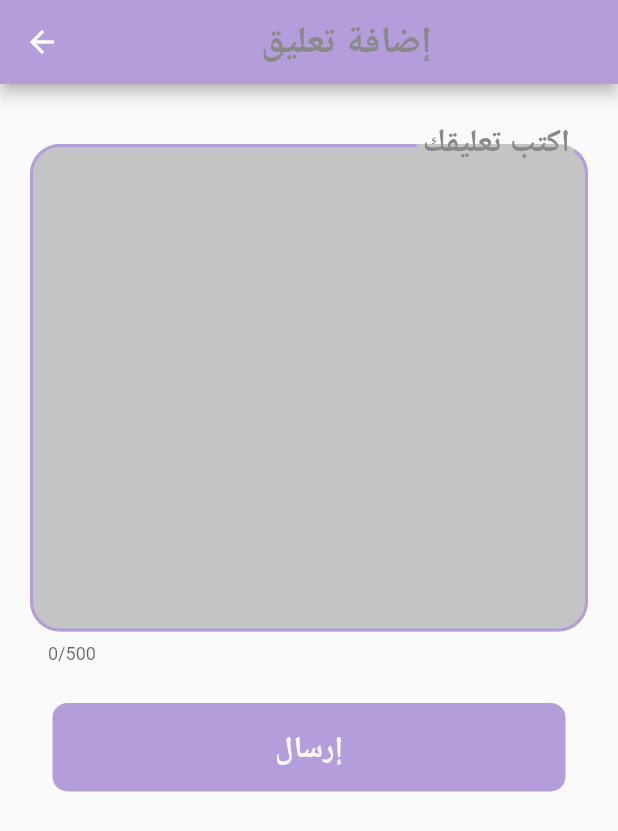
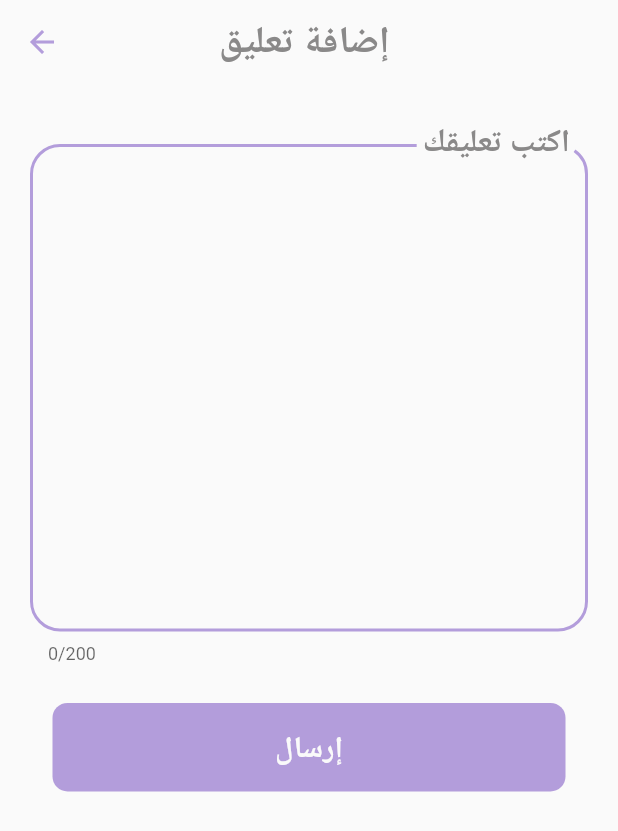
Before and after one commit to EbrahimMShaaban/librarydalel, a Flutter app: the AddComment screen opened directly, on a phone screen of 412 x 824 dp. Shown: the top 831 px of the screen. Run offline on Flutter 3.47's test engine with Material 2 defaults, Android fonts, the light colour scheme and no system bars; our stand-ins replace awesome_dialog, cloud_firestore, firebase_auth, firebase_core, firebase_storage, fluttertoast and 2 more; accounts and stored records are empty; Roboto replaces fonts that are missing (Tajawal).

Commit message:
انا طهجت

```diff
--- a/lib/main.dart
+++ b/lib/main.dart
@@ -2,7 +2,6 @@
 import 'package:firebase_core/firebase_core.dart';
 import 'package:flutter/material.dart';
 import 'package:librarydalel/screens/registration/log_in_screen.dart';
-import 'package:librarydalel/screens/user/home_screen/view.dart';
 void main() async {
   WidgetsFlutterBinding.ensureInitialized();
   await Firebase.initializeApp();
--- a/lib/screens/admin/book_list_screen/displaybook_item.dart
+++ b/lib/screens/admin/book_list_screen/displaybook_item.dart
@@ -1,7 +1,7 @@
 // ignore_for_file: prefer_typing_uninitialized_variables
 import 'package:flutter/material.dart';
 import 'package:librarydalel/constant/styles.dart';
-import 'package:librarydalel/screens/admin/add_book_screen/eidt_button.dart';
+import 'package:librarydalel/screens/admin/add_book_screen/eidt_book.dart';
 class DisplaybookItem extends StatelessWidget {
    final  bookName;
    final docsid;
--- a/lib/screens/user/home_screen/add_comment.dart
+++ /dev/null
@@ -1,69 +0,0 @@
-import 'package:flutter/material.dart';
-import 'package:librarydalel/constant/styles.dart';
-import 'package:librarydalel/widgets/button/flatbuton.dart';
-// ignore_for_file: use_key_in_widget_constructors
-
-
-class AddComment extends StatelessWidget {
-  @override
-  Widget build(BuildContext context) {
-    return SafeArea(
-      child: Scaffold(
-        appBar: AppBar(
-          backgroundColor: purple,
-          title: Center(child: Text('إضافة تعليق ', style: appbarStyle)),
-        ),
-        body: Padding(
-          padding: const EdgeInsets.all(20),
-          child: ListView(
-
-            children: [
-              const SizedBox(
-                height: 20,
-              ),
-              Directionality(
-                textDirection: TextDirection.rtl,
-                child: TextField(
-                  //onChanged: () {},
-                  keyboardType: TextInputType.multiline,
-                  maxLines: 15,
-                  maxLength: 500,
-
-                  enableSuggestions: true,
-
-                  decoration: InputDecoration(
-                    fillColor: clearGray,
-                    isDense: false,
-
-                    enabledBorder: OutlineInputBorder(
-                      borderSide: const BorderSide(color: purple, width: 2.0),
-                      borderRadius: BorderRadius.circular(20),
-                    ),
-                    filled: true,
-                    focusedBorder: OutlineInputBorder(
-                      borderSide: const BorderSide(color: purple, width: 2.0),
-                      borderRadius: BorderRadius.circular(20),
-                    ),
-                    floatingLabelBehavior: FloatingLabelBehavior.always,
-                    labelText: 'اكتب تعليقك',
-
-
-
-                    labelStyle: labelStyle,
-                    hintStyle: hintStyle,
-                  ),
-                ),
-              ),
-              SizedBox(
-                height: sizeFromHeight(context, 30),
-              ),
-              Buton('إرسال', onTap: () {
-                Navigator.pop(context);
-              })
-            ],
-          ),
-        ),
-      ),
-    );
-  }
-}
--- /dev/null
+++ b/lib/screens/user/home_screen/book_details/add_comment.dart
@@ -0,0 +1,126 @@
+import 'package:cloud_firestore/cloud_firestore.dart';
+import 'package:firebase_auth/firebase_auth.dart';
+import 'package:flutter/material.dart';
+import 'package:librarydalel/constant/alert.dart';
+import 'package:librarydalel/constant/styles.dart';
+import 'package:librarydalel/widgets/button/flatbuton.dart';
+// ignore_for_file: use_key_in_widget_constructors
+
+class AddComment extends StatefulWidget {
+  @override
+  State<AddComment> createState() => _AddCommentState();
+}
+
+class _AddCommentState extends State<AddComment> {
+  final GlobalKey <FormState> _formKey = GlobalKey<FormState>();
+  late final comment;
+
+  validate(context) async {
+    var formdata = _formKey.currentState;
+    if (formdata!.validate()) {
+      formdata.save();
+      try {
+        showLoading(context);
+        await FirebaseFirestore.instance.collection('comments').add(
+            {
+              "comment": comment,
+              "userid": FirebaseAuth.instance.currentUser!.uid,
+              "date": "${DateTime
+                  .now()
+                  .day}-${DateTime
+                  .now()
+                  .month}-${DateTime
+                  .now()
+                  .year}",
+            });
+        // Navigator.push(context, MaterialPageRoute(builder: (contect) => BookDetails(icon: icon, rownum: rownum, bookname: bookname, type: type, authname: authname, colnum: colnum, image: image)));
+      } catch (e) {
+        return const Text('erooooor');
+      }
+    }
+  }
+
+  getName() async {
+    final user = FirebaseAuth.instance.currentUser!.displayName;
+    print(user);
+  }
+
+  @override
+  void initState() {
+    // TODO: implement initState
+    getName();
+    super.initState();
+  }
+
+  @override
+  Widget build(BuildContext context) {
+    return SafeArea(
+      child: Scaffold(
+        appBar: AppBar(
+          backgroundColor: white,
+          elevation: 0,
+          title: Text('إضافة تعليق ', style: appbarStyle),
+          centerTitle: true,
+          leading: IconButton(
+            onPressed: () {
+              Navigator.pop(context);
+            },
+            icon: const Icon(Icons.arrow_back), color: purple,),
+        ),
+        body: Padding(
+          padding: const EdgeInsets.all(20),
+          child: ListView(
+            children: [
+              const SizedBox(
+                height: 20,
+              ),
+              Directionality(
+                textDirection: TextDirection.rtl,
+                child: Form(
+                  key: _formKey,
+                  child: TextFormField(
+                    onSaved: (value) {
+                      comment = value;
+                    },
+                    validator: (value) {
+                      if (value!.isEmpty) {
+                        return 'برجاء اضافة تعليق';
+                      }
+                    },
+                    keyboardType: TextInputType.multiline,
+                    maxLines: 15,
+                    maxLength: 200,
+                    enableSuggestions: true,
+                    decoration: InputDecoration(
+                      fillColor: white,
+                      isDense: false,
+                      enabledBorder: OutlineInputBorder(
+                        borderSide: const BorderSide(color: purple, width: 2.0),
+                        borderRadius: BorderRadius.circular(20),
+                      ),
+                      filled: true,
+                      focusedBorder: OutlineInputBorder(
+                        borderSide: const BorderSide(color: purple, width: 2.0),
+                        borderRadius: BorderRadius.circular(20),
+                      ),
+                      floatingLabelBehavior: FloatingLabelBehavior.always,
+                      labelText: 'اكتب تعليقك',
+                      labelStyle: labelStyle,
+                      hintStyle: hintStyle,
+                    ),
+                  ),
+                ),
+              ),
+              SizedBox(
+                height: sizeFromHeight(context, 30),
+              ),
+              Buton('إرسال', onTap: () async {
+                await validate(context);
+              })
+            ],
+          ),
+        ),
+      ),
+    );
+  }
+}
--- a/pubspec.yaml
+++ b/pubspec.yaml
@@ -38,6 +38,8 @@
   awesome_dialog: ^2.1.1
   image_picker:
   path: ^1.8.0
+  provider: ^6.0.1
+
 
 
 
```
Also changed, not shown: lib/constant/model.dart (added, +10 -0 lines), lib/screens/admin/book_details/view.dart (deleted, +0 -115 lines), lib/screens/registration/sign_in_screen.dart (+0 -24 lines), lib/screens/user/home_screen/book_details/comments_item.dart (renamed from lib/screens/admin/book_details/comments_item.dart, +4 -3 lines), lib/screens/user/home_screen/book_details/view.dart (added, +116 -0 lines), lib/screens/user/home_screen/books_box.dart (+25 -15 lines), lib/screens/admin/add_book_screen/eidt_book.dart (renamed from lib/screens/admin/add_book_screen/eidt_button.dart), lib/screens/user/home_screen/book_details/book_cover.dart (renamed from lib/screens/admin/book_details/book_cover.dart), lib/screens/user/home_screen/book_details/input_text.dart (renamed from lib/screens/admin/book_details/input_text.dart), pubspec.lock.
